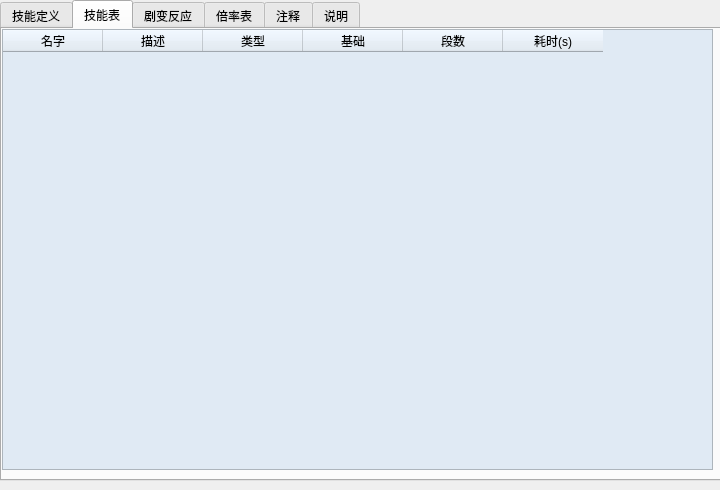
Above: data/ui/win_skill.ui from gaofrank1986/gmi15 before the change. Below: the same form after it.
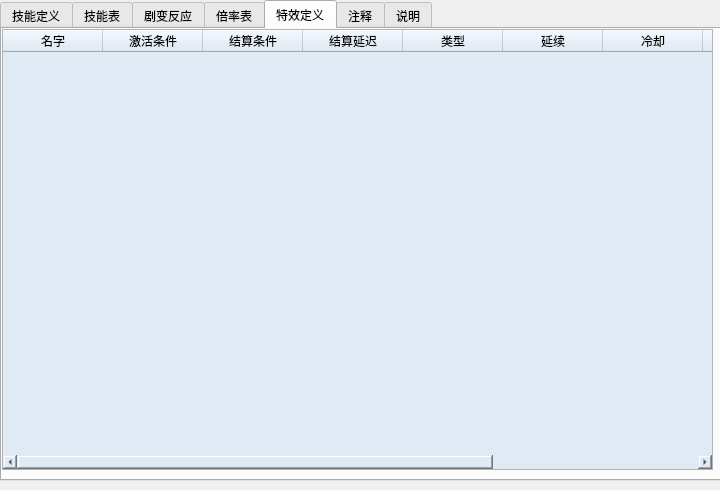
That is the form after the change.

Patch:
```diff
--- a/data/ui/win_skill.ui
+++ b/data/ui/win_skill.ui
@@ -46,7 +46,7 @@
 </string>
    </property>
    <property name="currentIndex">
-    <number>1</number>
+    <number>4</number>
    </property>
    <widget class="QWidget" name="tab">
     <property name="styleSheet">
@@ -550,6 +550,74 @@
      </column>
     </widget>
    </widget>
+   <widget class="QWidget" name="tab_7">
+    <attribute name="title">
+     <string>特效定义</string>
+    </attribute>
+    <widget class="QTableWidget" name="tb_buff_def">
+     <property name="geometry">
+      <rect>
+       <x>0</x>
+       <y>0</y>
+       <width>711</width>
+       <height>441</height>
+      </rect>
+     </property>
+     <property name="styleSheet">
+      <string notr="true">background-color: rgb(224, 234, 244);</string>
+     </property>
+     <column>
+      <property name="text">
+       <string>名字</string>
+      </property>
+     </column>
+     <column>
+      <property name="text">
+       <string>激活条件</string>
+      </property>
+     </column>
+     <column>
+      <property name="text">
+       <string>结算条件</string>
+      </property>
+     </column>
+     <column>
+      <property name="text">
+       <string>结算延迟</string>
+      </property>
+     </column>
+     <column>
+      <property name="text">
+       <string>类型</string>
+      </property>
+     </column>
+     <column>
+      <property name="text">
+       <string>延续</string>
+      </property>
+     </column>
+     <column>
+      <property name="text">
+       <string>冷却</string>
+      </property>
+     </column>
+     <column>
+      <property name="text">
+       <string>初始层数</string>
+      </property>
+     </column>
+     <column>
+      <property name="text">
+       <string>最大层数</string>
+      </property>
+     </column>
+     <column>
+      <property name="text">
+       <string>附伤次数</string>
+      </property>
+     </column>
+    </widget>
+   </widget>
    <widget class="QWidget" name="tab_3">
     <property name="styleSheet">
      <string notr="true">background-color: rgb(224, 234, 244);</string>
```
